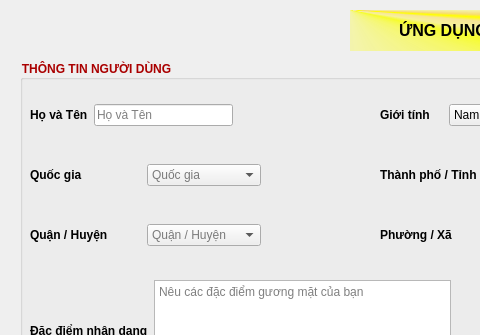
DacLuc/relative_face_recognition_app, file client/frontend/ui/new_app.ui: the form before one commit; both pictures show x 0 to 480 and y 0 to 335 of the 1074 by 555 pixel window.
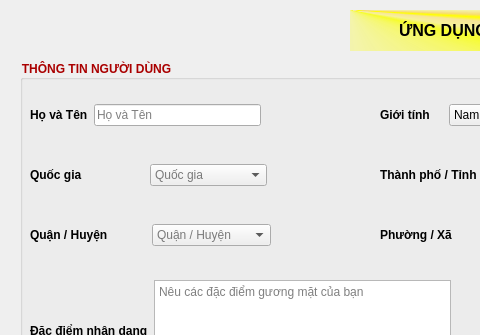
The form after the commit. Icons and pictures are not drawn.

What changed in the file:
```diff
--- a/client/frontend/ui/new_app.ui
+++ b/client/frontend/ui/new_app.ui
@@ -206,7 +206,7 @@
       <rect>
        <x>10</x>
        <y>40</y>
-       <width>203</width>
+       <width>231</width>
        <height>30</height>
       </rect>
      </property>
@@ -390,7 +390,7 @@
       <rect>
        <x>10</x>
        <y>100</y>
-       <width>231</width>
+       <width>241</width>
        <height>30</height>
       </rect>
      </property>
@@ -398,6 +398,9 @@
       <property name="spacing">
        <number>2</number>
       </property>
+      <property name="rightMargin">
+       <number>4</number>
+      </property>
       <item>
        <widget class="QLabel" name="nation_label">
         <property name="font">
@@ -488,7 +491,7 @@
       <rect>
        <x>10</x>
        <y>160</y>
-       <width>231</width>
+       <width>241</width>
        <height>30</height>
       </rect>
      </property>
```
